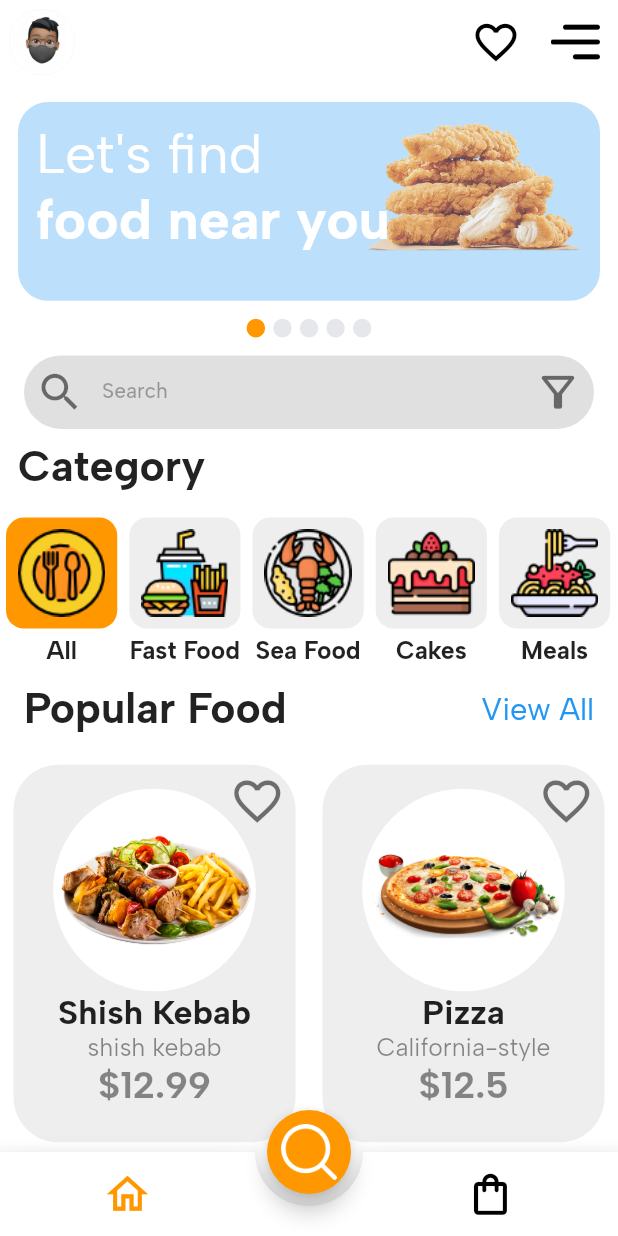
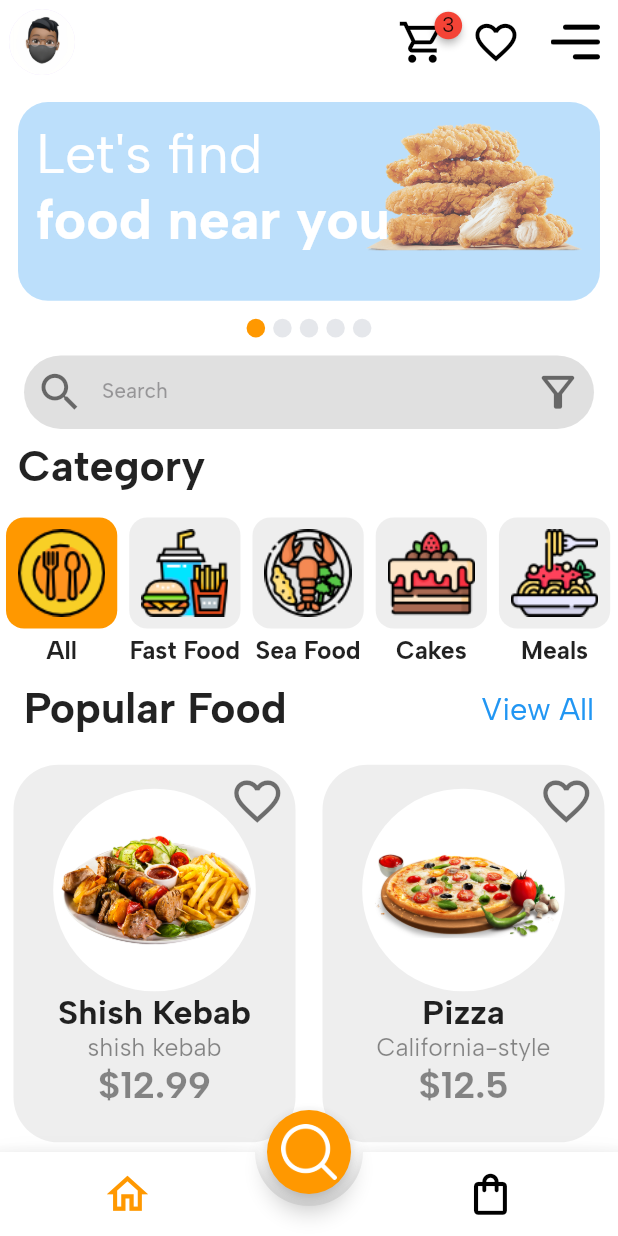
Before and after one commit to MoeAlm/food_app, a Flutter app: the screen it shows after launch, on a phone screen of 412 x 824 dp. Run offline on Flutter 3.47's test engine with Material 2 defaults, Android fonts, the phone set to English and light mode, and no system bars; drawn by our look-alikes of animated_bottom_navigation_bar, badges, smooth_page_indicator; our stand-ins replace bloc, flutter_bloc, flutter_rating_bar, google_fonts, velocity_x.

Commit message:
Initial commit

```diff
--- a/lib/view/home/main_screen.dart
+++ b/lib/view/home/main_screen.dart
@@ -3,6 +3,7 @@ import 'package:flutter_bloc/flutter_bloc.dart';
 import 'package:food_app_api/view/home/search_layout.dart';
 import 'package:velocity_x/velocity_x.dart';
 import 'package:animated_bottom_navigation_bar/animated_bottom_navigation_bar.dart';
+import 'package:badges/badges.dart' as badges;
 
 import '../../core/cubit/cubit.dart';
 import '../../core/cubit/states.dart';
@@ -47,6 +48,13 @@ class MainScreen extends StatelessWidget {
               ).px(6),
             ),
             actions: [
+              InkWell(
+                onTap: (){},
+                child: badges.Badge(
+                  badgeContent: Text('3'),
+                  child: Icon(Icons.shopping_cart_outlined, size: width * 0.08,),
+                ),
+              ),
               IconButton(
                 onPressed: () {
                   Navigator.push(
@@ -62,7 +70,7 @@ class MainScreen extends StatelessWidget {
                   Icons.favorite_outline,
                   size: width * 0.08,
                 ),
-              ),
+              ).pOnly(left: 8),
               IconButton(
                 onPressed: () {
                   key.currentState?.openEndDrawer();
@@ -73,7 +81,8 @@ class MainScreen extends StatelessWidget {
                   height: height * 0.04,
                   color: Theme.of(context).appBarTheme.foregroundColor,
                 ),
-              ).px4()
+              ).px4(),
+
             ],
           ),
           body: cubit.screens[cubit.currentIndex],
--- a/pubspec.yaml
+++ b/pubspec.yaml
@@ -38,6 +38,7 @@ dependencies:
   flutter_bloc: ^8.1.2
   smooth_page_indicator: ^1.0.1
   flutter_rating_bar: ^4.0.1
+  badges: ^3.0.2
 dev_dependencies:
   flutter_test:
     sdk: flutter
```
Also changed, not shown: lib/view/home/home_screen.dart (+7 -6 lines), pubspec.lock.
